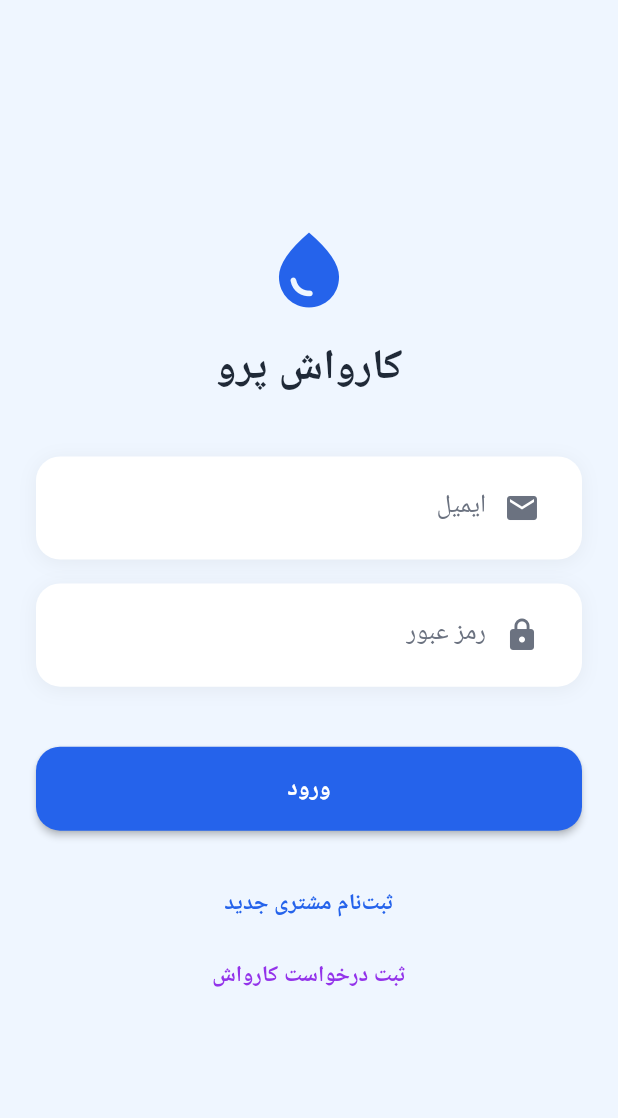
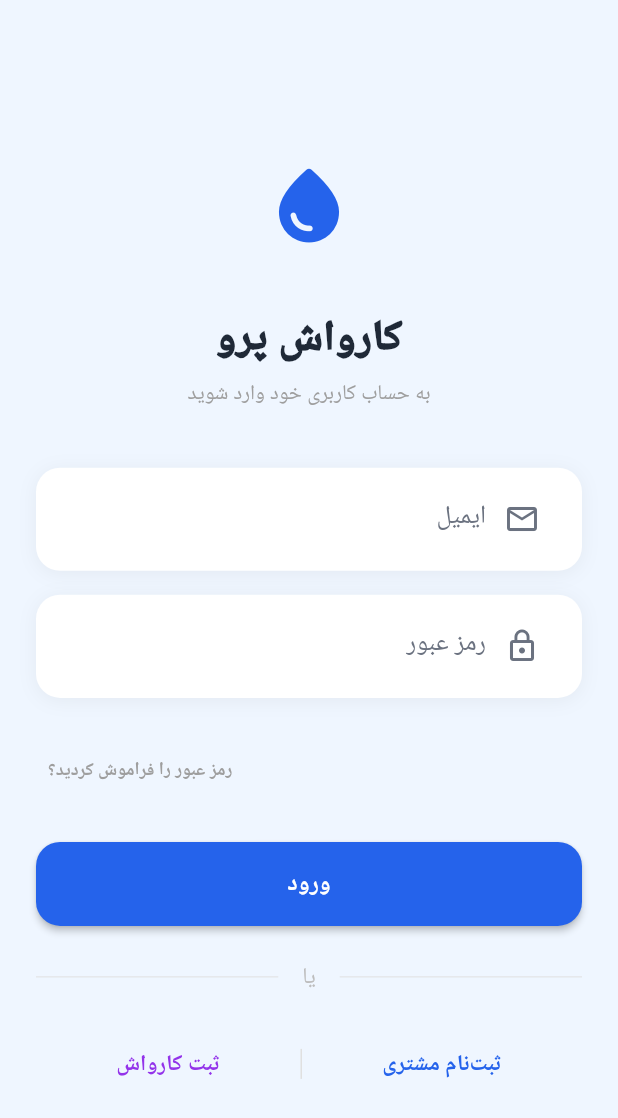
Before and after one commit to SamanEsmaeili3/smart_carwash_service_system, a Flutter app: the screen it shows after launch, on a phone screen of 412 x 824 dp. Shown: the top 1118 px of the screen. Run offline on Flutter 3.47's test engine with Material 3 defaults, Android fonts, the phone set to English and light mode, and no system bars; our stand-ins replace flutter_secure_storage, jwt_decoder; accounts and stored records are empty; Roboto replaces fonts that are missing (Vazir).

Commit message:
made login page responsive

```diff
--- a/Frontend/carwash_front/lib/screens/auth/login_screen.dart
+++ b/Frontend/carwash_front/lib/screens/auth/login_screen.dart
@@ -18,14 +18,12 @@ class _LoginScreenState extends State<LoginScreen> {
 
   void _handleLogin() async {
     final auth = Provider.of<AuthProvider>(context, listen: false);
-    // [Task-F15] & [Task-F16]
     bool success = await auth.login(
       _emailController.text.trim(),
       _passwordController.text.trim(),
     );
 
     if (success && mounted) {
-      // [Task-F17] Navigation based on Role
       switch (auth.user?.role) {
         case UserRole.admin:
           Navigator.pushReplacementNamed(context, '/admin');
@@ -50,43 +48,105 @@ class _LoginScreenState extends State<LoginScreen> {
 
   @override
   Widget build(BuildContext context) {
-    final isLoading =
-        context.watch<AuthProvider>().status == AuthStatus.loading;
+    final isLoading = context.watch<AuthProvider>().status == AuthStatus.loading;
+
+    // Check screen size
+    final isDesktop = MediaQuery.of(context).size.width > 600;
 
     return Scaffold(
-      backgroundColor: AppColors.primaryLight,
+      backgroundColor: AppColors.primaryLight, // Light blue background
       body: Center(
         child: SingleChildScrollView(
           padding: const EdgeInsets.all(24),
+          child: Center(
+            child: ConstrainedBox(
+              constraints: const BoxConstraints(maxWidth: 450), // Stop stretching!
+              child: Container(
+                // Add Card styling for Desktop feel
+                padding: isDesktop ? const EdgeInsets.all(40) : const EdgeInsets.all(0),
+                decoration: isDesktop
+                  ? BoxDecoration(
+                      color: Colors.white,
+                      borderRadius: BorderRadius.circular(24),
+                      boxShadow: [
+                        BoxShadow(
+                          color: Colors.black.withOpacity(0.1),
+                          blurRadius: 20,
+                          offset: const Offset(0, 10),
+                        )
+                      ]
+                    )
+                  : null, // No decoration on mobile (clean look)
+
                 child: Column(
+                  mainAxisAlignment: MainAxisAlignment.center,
                   children: [
-              const Icon(Icons.water_drop, size: 60, color: AppColors.primary),
-              const SizedBox(height: 16),
+                    // Logo Container
+                    Container(
+                      padding: const EdgeInsets.all(16),
+                      decoration: BoxDecoration(
+                        color: AppColors.primaryLight,
+                        shape: BoxShape.circle,
+                      ),
+                      child: const Icon(
+                        Icons.water_drop_rounded,
+                        size: 60,
+                        color: AppColors.primary
+                      ),
+                    ),
+
+                    const SizedBox(height: 24),
+
                     const Text(
                       "کارواش پرو",
                       style: TextStyle(
                         fontSize: 28,
-                  fontWeight: FontWeight.bold,
+                        fontWeight: FontWeight.w900, // Extra Bold
                         color: AppColors.textMain,
+                        letterSpacing: -0.5,
                       ),
                     ),
+                    const SizedBox(height: 8),
+                    Text(
+                      "به حساب کاربری خود وارد شوید",
+                      style: TextStyle(
+                        fontSize: 14,
+                        color: Colors.grey.shade500,
+                      ),
+                    ),
+
                     const SizedBox(height: 40),
 
                     CustomInput(
                       label: "ایمیل",
                       hint: "example@email.com",
-                icon: Icons.email,
+                      icon: Icons.email_outlined,
                       controller: _emailController,
                     ),
                     CustomInput(
                       label: "رمز عبور",
                       hint: "******",
-                icon: Icons.lock,
+                      icon: Icons.lock_outline,
                       controller: _passwordController,
                       isPassword: true,
                     ),
 
+                    const SizedBox(height: 8),
+
+                    // Forget Password Link (Placeholder)
+                    Align(
+                      alignment: Alignment.centerLeft,
+                      child: TextButton(
+                        onPressed: () {},
+                        child: const Text(
+                          "رمز عبور را فراموش کردید؟",
+                          style: TextStyle(fontSize: 12, color: Colors.grey),
+                        ),
+                      ),
+                    ),
+
                     const SizedBox(height: 24),
+
                     CustomButton(
                       text: "ورود",
                       onPressed: _handleLogin,
@@ -94,21 +154,46 @@ class _LoginScreenState extends State<LoginScreen> {
                     ),
 
                     const SizedBox(height: 24),
+
+                    // Divider for aesthetics
+                    Row(
+                      children: [
+                        Expanded(child: Divider(color: Colors.grey.shade300)),
+                        Padding(
+                          padding: const EdgeInsets.symmetric(horizontal: 16),
+                          child: Text("یا", style: TextStyle(color: Colors.grey.shade400)),
+                        ),
+                        Expanded(child: Divider(color: Colors.grey.shade300)),
+                      ],
+                    ),
+
+                    const SizedBox(height: 24),
+
+                    // Action Buttons Row
+                    Row(
+                      mainAxisAlignment: MainAxisAlignment.spaceEvenly,
+                      children: [
                         TextButton(
                           onPressed: () => Navigator.pushNamed(context, '/signup'),
                           child: const Text(
-                  "ثبت‌نام مشتری جدید",
-                  style: TextStyle(color: AppColors.primary),
+                            "ثبت‌نام مشتری",
+                            style: TextStyle(color: AppColors.primary, fontWeight: FontWeight.bold),
                           ),
                         ),
+                        Container(height: 20, width: 1, color: Colors.grey.shade300),
                         TextButton(
                           onPressed: () => Navigator.pushNamed(context, '/apply'),
                           child: const Text(
-                  "ثبت درخواست کارواش",
-                  style: TextStyle(color: AppColors.secondary),
+                            "ثبت کارواش",
+                            style: TextStyle(color: AppColors.secondary, fontWeight: FontWeight.bold),
                           ),
                         ),
                       ],
+                    ),
+                  ],
+                ),
+              ),
+            ),
           ),
         ),
       ),
```
Lines whose indentation alone changed are shown as unchanged.
